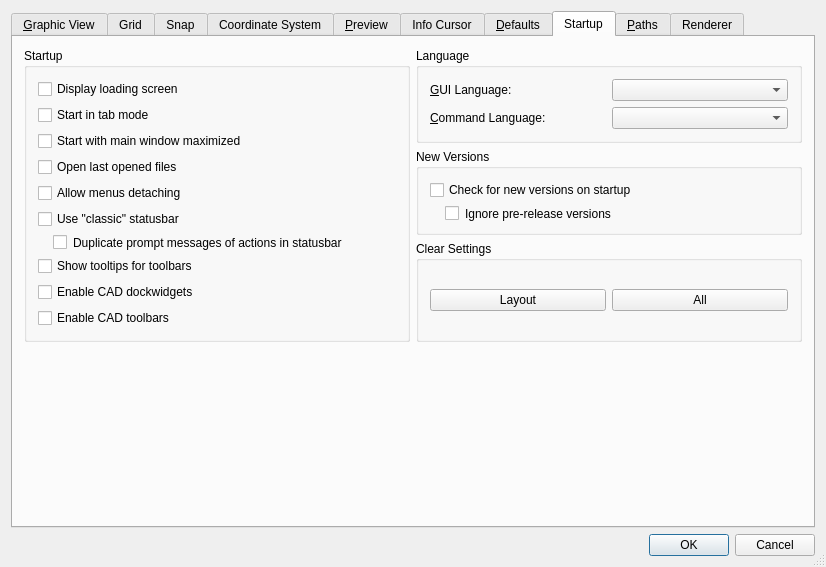
Above: librecad/src/ui/dialogs/settings/options_general/qg_dlgoptionsgeneral.ui from LibreCAD/LibreCAD before the change. Below: the same form after it.
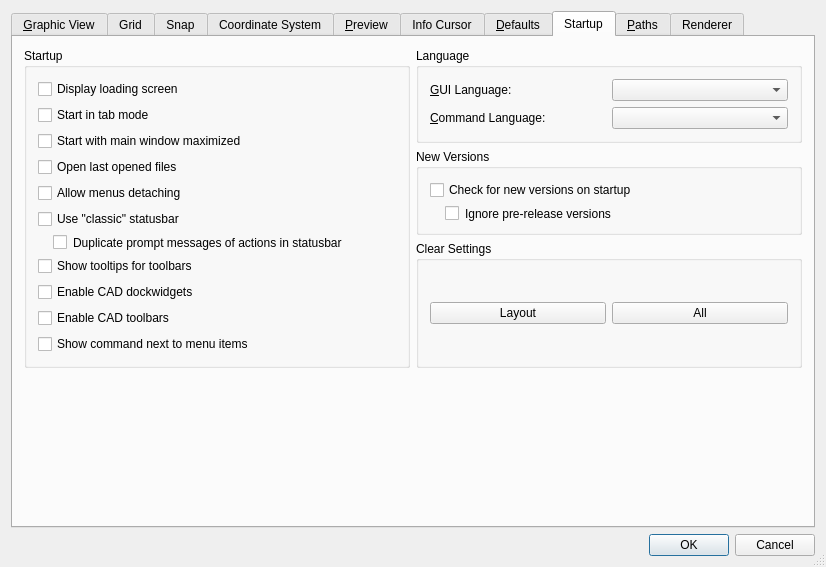
That is the form after the change. The open tabs and pages were chosen to show the change. Icons and pictures are not drawn. Custom widgets are drawn as their Qt base class.

Commit message: adding UI option to set the ability to show/hide commands next to menu items

Patch:
```diff
--- a/librecad/src/ui/dialogs/settings/options_general/qg_dlgoptionsgeneral.ui
+++ b/librecad/src/ui/dialogs/settings/options_general/qg_dlgoptionsgeneral.ui
@@ -4943,6 +4943,16 @@
             </property>
            </widget>
           </item>
+          <item row="10" column="0">
+           <widget class="QCheckBox" name="cbShowCommandInMenu">
+            <property name="toolTip">
+             <string>If enabled, command aliases will be shown next to menu items</string>
+            </property>
+            <property name="text">
+             <string>Show command next to menu items</string>
+            </property>
+           </widget>
+          </item>
          </layout>
         </widget>
        </item>
```
The commit also changes 3 other files.
